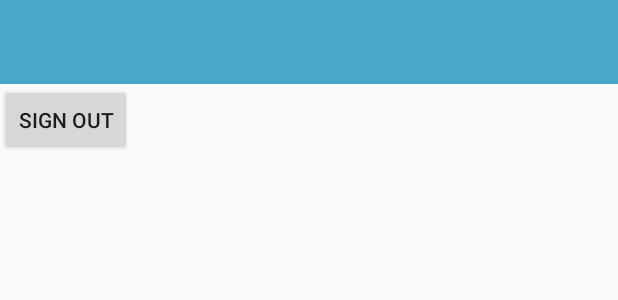
After one commit to pivnicerumihai/touristInLondonAndroidAssessement, an Android app: the layout activity_home.xml on its own in the app's theme, with its tools: preview values and no code run, on a phone screen of 412 x 824 dp. The commit adds this screen. Shown: the top 300 px of the screen. Run offline under Robolectric (Android 15) with nearby library versions, the phone set to English and light mode, and no system bars.

```diff
--- /dev/null
+++ b/app/src/main/res/layout/activity_home.xml
@@ -0,0 +1,13 @@
+<?xml version="1.0" encoding="utf-8"?>
+<LinearLayout
+    android:layout_width="match_parent"
+    android:layout_height="match_parent"
+    android:orientation="vertical"
+    xmlns:android="http://schemas.android.com/apk/res/android" >
+    <include layout="@layout/custom_toolbar"/>
+    <Button
+        android:id="@+id/signout"
+        android:layout_width="wrap_content"
+        android:layout_height="wrap_content"
+        android:text="Sign Out"/>
+</LinearLayout>
```
Also changed, not shown: app/src/main/AndroidManifest.xml (+3 -6 lines), app/src/main/java/com/example/londontourism/HomeActivity.java (added, +34 -0 lines), app/src/main/java/com/example/londontourism/MainActivity.java (+32 -2 lines), app/src/main/java/com/example/londontourism/Register.java (+5 -3 lines).
